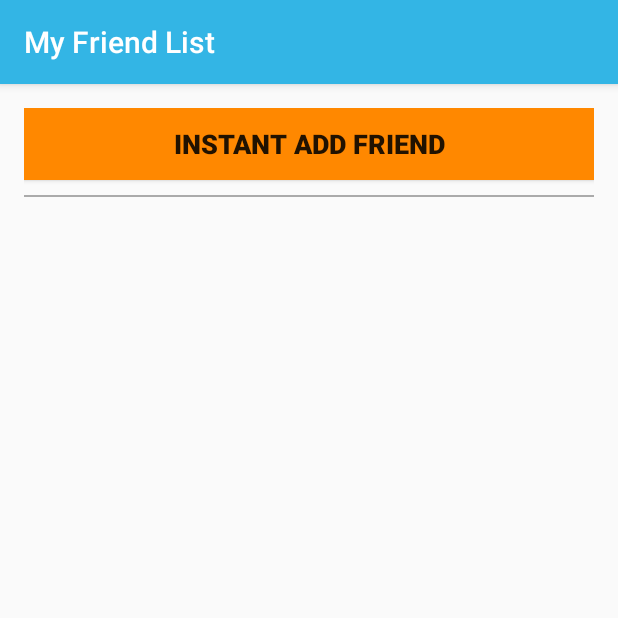
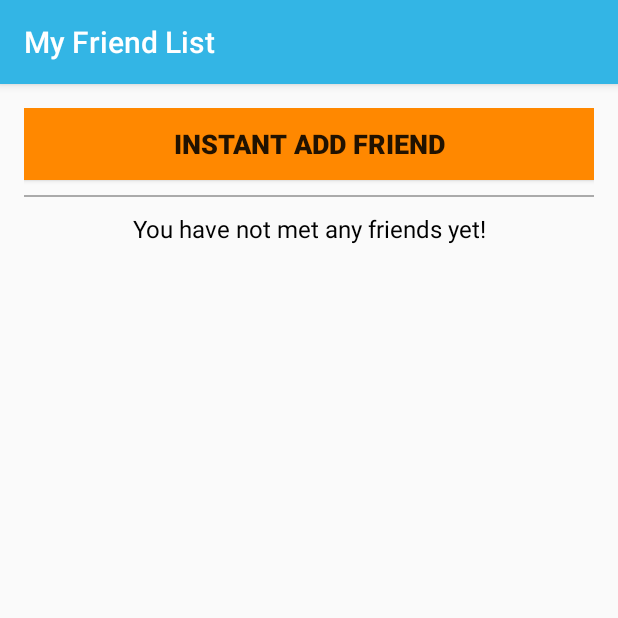
Before and after one commit to fypgibson3/fyp, an Android app: the MyFriendList screen opened directly, with no data from a screen before it, on a phone screen of 412 x 824 dp, the top half of it. Run offline under Robolectric (Android 15) with nearby library versions, the phone set to English and light mode, and no system bars; our stand-ins replace Volley.

Commit message:
ProfileSetting.java 1. Get friend list from server (Http Request) --> finished 2. Store friend list to shared preference --> finished
MyFriendList.java
1. Display list of friends --> finished

content_my_friend_list.xml
1. Revise List View --> finished

```diff
--- a/app/src/main/java/com/csefyp2016/gib3/ustsocialapp/Chatroom.java
+++ b/app/src/main/java/com/csefyp2016/gib3/ustsocialapp/Chatroom.java
@@ -24,7 +24,6 @@ import java.util.HashMap;
 import java.util.Map;
 
 import static android.app.Activity.RESULT_OK;
-
 
 public class Chatroom extends Fragment {
     private FloatingActionButton addChat;
--- a/app/src/main/java/com/csefyp2016/gib3/ustsocialapp/MyFriendList.java
+++ b/app/src/main/java/com/csefyp2016/gib3/ustsocialapp/MyFriendList.java
@@ -1,24 +1,38 @@
 package com.csefyp2016.gib3.ustsocialapp;
 
+import android.content.Context;
 import android.content.Intent;
+import android.content.SharedPreferences;
 import android.os.Bundle;
-import android.support.design.widget.FloatingActionButton;
-import android.support.design.widget.Snackbar;
 import android.support.v7.app.AppCompatActivity;
 import android.support.v7.widget.Toolbar;
 import android.view.View;
+import android.widget.AdapterView;
+import android.widget.ArrayAdapter;
 import android.widget.Button;
+import android.widget.ListView;
+import android.widget.TextView;
 
 import com.android.volley.RequestQueue;
 import com.android.volley.toolbox.StringRequest;
-import com.android.volley.toolbox.Volley;
 
 public class MyFriendList extends AppCompatActivity {
-    private static final String URL = "http://ec2-52-221-30-8.ap-southeast-1.compute.amazonaws.com/getFreindList.php";
+    private static final String getFdIdListURL = "http://ec2-52-221-30-8.ap-southeast-1.compute.amazonaws.com/getFriendIdList.php";
+    private static final String getFdDisplayNameListURL = "http://ec2-52-221-30-8.ap-southeast-1.compute.amazonaws.com/getFriendDisplayNameList.php";
     private RequestQueue requestQueue;
     private StringRequest request;
 
+    private String id;
+    private String[] fdIdList;
+    private String[] fdDisplayNameList;
+
+    private static final String loginPreference = "LoginPreference";
+    private static final String friendListPreference = "FriendList";
+    private SharedPreferences sharedPreference;
+
     private Button instantAddFriendButton;
+
+    private ListView listView;
 
     @Override
     protected void onCreate(Bundle savedInstanceState) {
@@ -27,7 +41,36 @@ public class MyFriendList extends AppCompatActivity {
         Toolbar toolbar = (Toolbar) findViewById(R.id.toolbar);
         setSupportActionBar(toolbar);
 
-        requestQueue = Volley.newRequestQueue(this);
+        sharedPreference = getSharedPreferences(loginPreference, Context.MODE_PRIVATE);
+        id = sharedPreference.getString("ID", null);
+
+        sharedPreference = getSharedPreferences(friendListPreference, Context.MODE_PRIVATE);
+        String idList = sharedPreference.getString("FDLIST_ID", null);
+        String nameList = sharedPreference.getString("FDLIST_DISPLAYNAME", null);
+        //  --------------------------------------------------------------- Debug , To be deleted  --------------------------------------------------------------- //
+        System.out.println("Id List: " + idList);
+        System.out.println("Name List: " + nameList);
+        //  --------------------------------------------------------------- Debug , To be deleted  --------------------------------------------------------------- //
+        if (sharedPreference.getString("FDLIST_ID", null) != null) {
+            fdIdList = sharedPreference.getString("FDLIST_ID", null).split(",");
+            fdDisplayNameList = sharedPreference.getString("FDLIST_DISPLAYNAME", null).split(",");
+
+            ArrayAdapter<String> adaptor = new ArrayAdapter<>(this, R.layout.friend_list_layout, fdDisplayNameList);
+
+            listView = (ListView) findViewById(android.R.id.list);
+            listView.setAdapter(adaptor);
+
+            listView.setOnItemClickListener(new ListView.OnItemClickListener() {
+                @Override
+                public void onItemClick(AdapterView<?> adapterView, View view, int i, long l) {
+
+                }
+            });
+        }
+        else {
+            TextView warning = (TextView) findViewById(R.id.view_myFriendList_warning);
+            warning.setVisibility(View.VISIBLE);
+        }
 
         instantAddFriendButton = (Button) findViewById(R.id.b_myFriendList_instant_add_fd);
         instantAddFriendButton.setOnClickListener(new Button.OnClickListener() {
--- a/app/src/main/res/layout/content_my_friend_list.xml
+++ b/app/src/main/res/layout/content_my_friend_list.xml
@@ -34,16 +34,20 @@
             android:layout_marginTop="10dp"
             android:layout_marginBottom="10dp" />
 
-        <ScrollView
+        <TextView
+            android:id="@+id/view_myFriendList_warning"
             android:layout_width="match_parent"
-            android:layout_height="match_parent">
+            android:layout_height="wrap_content"
+            android:text="You have not met any friends yet!"
+            android:textColor="@android:color/background_dark"
+            android:textSize="@dimen/textView_description_size"
+            android:gravity="center"
+            android:visibility="gone"/>
 
-            <LinearLayout
-                android:layout_width="match_parent"
-                android:layout_height="wrap_content"
-                android:orientation="vertical"
-                android:id="@+id/table_myFriendList_list" />
-        </ScrollView>
+        <ListView
+            android:id="@android:id/list"
+            android:layout_width="match_parent"
+            android:layout_height="match_parent"></ListView>
     </LinearLayout>
 
 </RelativeLayout>
```
Also changed, not shown: app/src/main/java/com/csefyp2016/gib3/ustsocialapp/ProfileSetting.java (+107 -8 lines).
